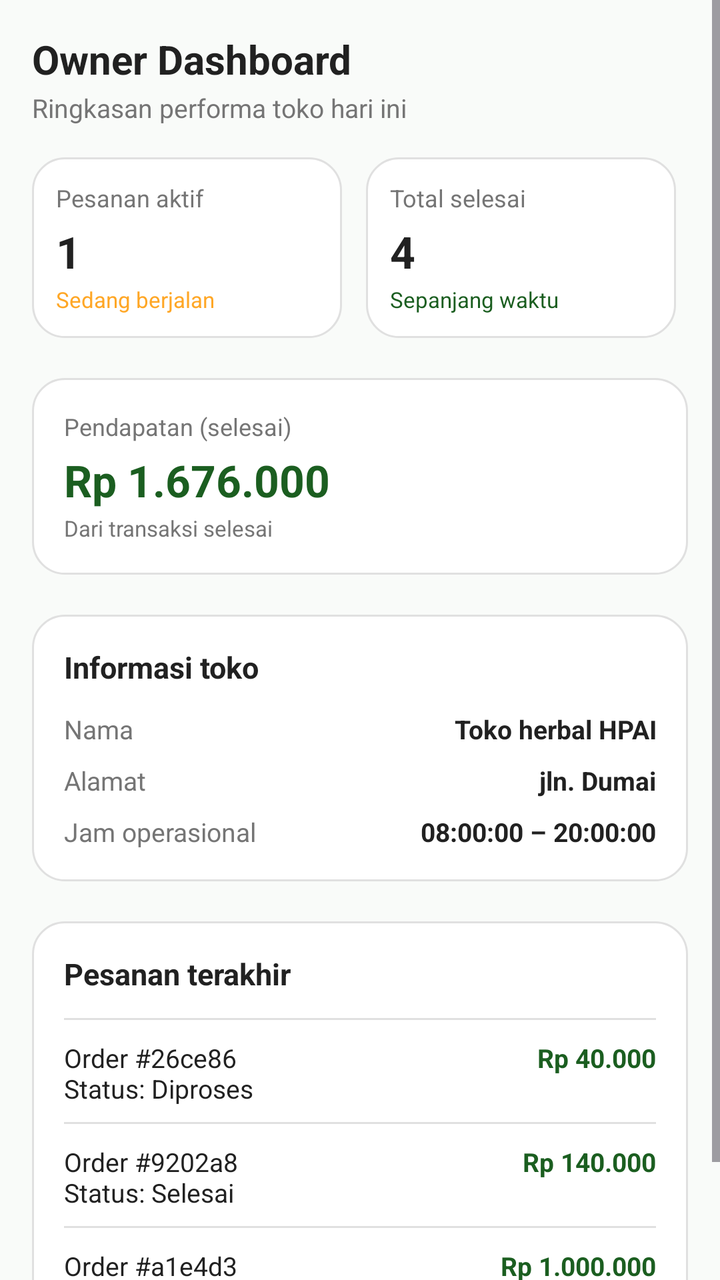
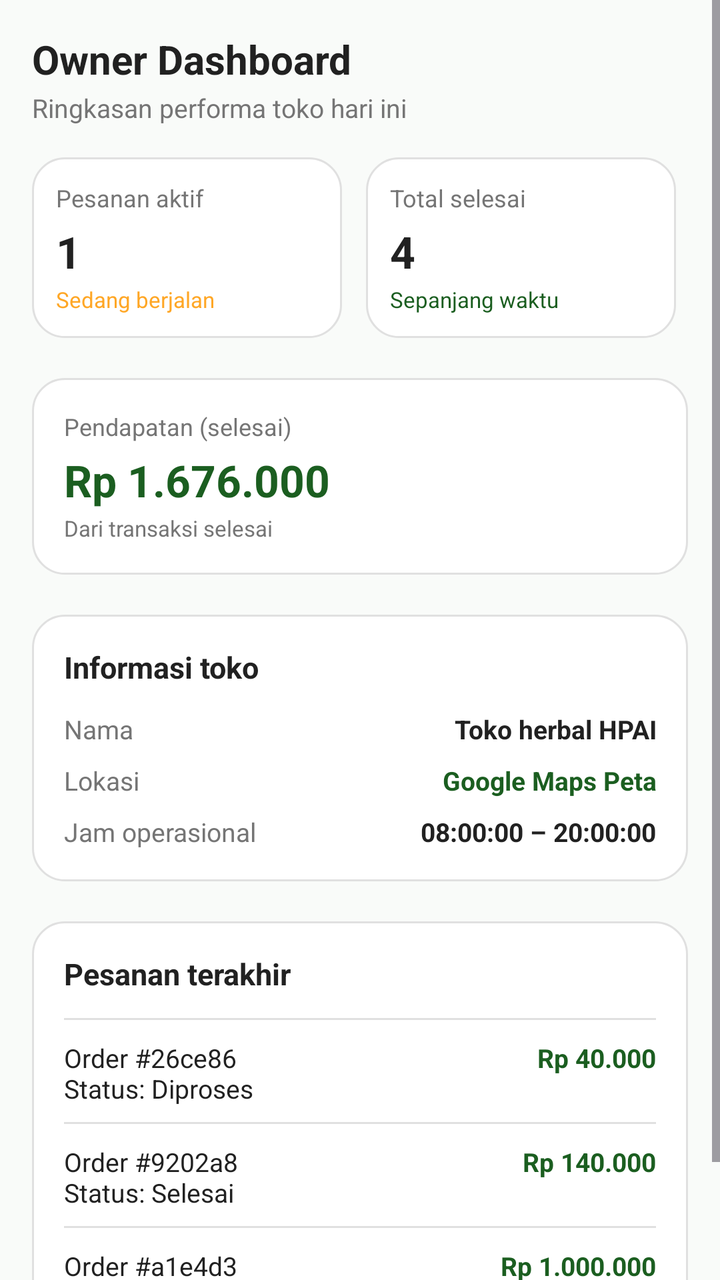

Screens rendered from an Android XML layout before and after an edit, with the pre-edit source and the edit as a unified diff.
<!-- AndroidManifest.xml: application theme Theme.Pertemuan3 -->
<!-- res/layout/fragment_owner_dashboard.xml -->
<?xml version="1.0" encoding="utf-8"?>
<ScrollView xmlns:android="http://schemas.android.com/apk/res/android"
    android:layout_width="match_parent"
    android:layout_height="match_parent"
    android:fillViewport="true"
    android:background="#F9FBF9">

    <LinearLayout
        android:layout_width="match_parent"
        android:layout_height="wrap_content"
        android:orientation="vertical"
        android:padding="16dp">

        <TextView
            android:layout_width="wrap_content"
            android:layout_height="wrap_content"
            android:text="Owner Dashboard"
            android:textSize="20sp"
            android:textStyle="bold"
            android:textColor="@color/simaju_text_primary"
            android:layout_marginBottom="2dp" />

        <TextView
            android:layout_width="wrap_content"
            android:layout_height="wrap_content"
            android:text="Ringkasan performa toko hari ini"
            android:textSize="13sp"
            android:textColor="@color/simaju_text_secondary"
            android:layout_marginBottom="16dp" />

        
        <LinearLayout
            android:layout_width="match_parent"
            android:layout_height="wrap_content"
            android:orientation="horizontal"
            android:layout_marginBottom="20dp">

            
            <LinearLayout
                android:layout_width="0dp"
                android:layout_height="wrap_content"
                android:layout_weight="1"
                android:background="@drawable/bg_tab_selected"
                android:orientation="vertical"
                android:padding="12dp"
                android:layout_marginEnd="6dp">

                <TextView
                    android:layout_width="wrap_content"
                    android:layout_height="wrap_content"
                    android:text="Pesanan aktif"
                    android:textSize="12sp"
                    android:textColor="@color/simaju_text_secondary"
                    android:layout_marginBottom="4dp" />

                <TextView
                    android:layout_width="wrap_content"
                    android:layout_height="wrap_content"
                    android:text="1"
                    android:textSize="22sp"
                    android:textStyle="bold"
                    android:textColor="@color/simaju_text_primary"
                    android:layout_marginBottom="2dp" />

                <TextView
                    android:layout_width="wrap_content"
                    android:layout_height="wrap_content"
                    android:text="Sedang berjalan"
                    android:textSize="11sp"
                    android:textColor="#FFA726" />
            </LinearLayout>

            
            <LinearLayout
                android:layout_width="0dp"
                android:layout_height="wrap_content"
                android:layout_weight="1"
                android:background="@drawable/bg_tab_selected"
                android:orientation="vertical"
                android:padding="12dp"
                android:layout_marginStart="6dp"
                android:layout_marginEnd="6dp">

                <TextView
                    android:layout_width="wrap_content"
                    android:layout_height="wrap_content"
                    android:text="Total selesai"
                    android:textSize="12sp"
                    android:textColor="@color/simaju_text_secondary"
                    android:layout_marginBottom="4dp" />

                <TextView
                    android:layout_width="wrap_content"
                    android:layout_height="wrap_content"
                    android:text="4"
                    android:textSize="22sp"
                    android:textStyle="bold"
                    android:textColor="@color/simaju_text_primary"
                    android:layout_marginBottom="2dp" />

                <TextView
                    android:layout_width="wrap_content"
                    android:layout_height="wrap_content"
                    android:text="Sepanjang waktu"
                    android:textSize="11sp"
                    android:textColor="@color/simaju_green" />
            </LinearLayout>
        </LinearLayout>

        
        <LinearLayout
            android:layout_width="match_parent"
            android:layout_height="wrap_content"
            android:background="@drawable/bg_tab_selected"
            android:orientation="vertical"
            android:padding="16dp"
            android:layout_marginBottom="20dp">

            <TextView
                android:layout_width="wrap_content"
                android:layout_height="wrap_content"
                android:text="Pendapatan (selesai)"
                android:textSize="12sp"
                android:textColor="@color/simaju_text_secondary"
                android:layout_marginBottom="4dp" />

            <TextView
                android:layout_width="wrap_content"
                android:layout_height="wrap_content"
                android:text="Rp 1.676.000"
                android:textSize="22sp"
                android:textStyle="bold"
                android:textColor="@color/simaju_green"
                android:layout_marginBottom="2dp" />

            <TextView
                android:layout_width="wrap_content"
                android:layout_height="wrap_content"
                android:text="Dari transaksi selesai"
                android:textSize="11sp"
                android:textColor="@color/simaju_text_secondary" />
        </LinearLayout>

        
        <LinearLayout
            android:layout_width="match_parent"
            android:layout_height="wrap_content"
            android:background="@drawable/bg_tab_selected"
            android:orientation="vertical"
            android:padding="16dp"
            android:layout_marginBottom="20dp">

            <TextView
                android:layout_width="wrap_content"
                android:layout_height="wrap_content"
                android:text="Informasi toko"
                android:textSize="15sp"
                android:textStyle="bold"
                android:textColor="@color/simaju_text_primary"
                android:layout_marginBottom="12dp" />

            <LinearLayout
                android:layout_width="match_parent"
                android:layout_height="wrap_content"
                android:orientation="horizontal"
                android:layout_marginBottom="8dp">

                <TextView
                    android:layout_width="100dp"
                    android:layout_height="wrap_content"
                    android:text="Nama"
                    android:textSize="13sp"
                    android:textColor="@color/simaju_text_secondary" />

                <TextView
                    android:layout_width="0dp"
                    android:layout_height="wrap_content"
                    android:layout_weight="1"
                    android:text="Toko herbal HPAI"
                    android:textSize="13sp"
                    android:textStyle="bold"
                    android:textColor="@color/simaju_text_primary"
                    android:gravity="end" />
            </LinearLayout>

            <LinearLayout
                android:layout_width="match_parent"
                android:layout_height="wrap_content"
                android:orientation="horizontal"
                android:layout_marginBottom="8dp">

                <TextView
                    android:layout_width="100dp"
                    android:layout_height="wrap_content"
                    android:text="Alamat"
                    android:textSize="13sp"
                    android:textColor="@color/simaju_text_secondary" />

                <TextView
                    android:layout_width="0dp"
                    android:layout_height="wrap_content"
                    android:layout_weight="1"
                    android:text="jln. Dumai"
                    android:textSize="13sp"
                    android:textStyle="bold"
                    android:textColor="@color/simaju_text_primary"
                    android:gravity="end" />
            </LinearLayout>

            <LinearLayout
                android:layout_width="match_parent"
                android:layout_height="wrap_content"
                android:orientation="horizontal">

                <TextView
                    android:layout_width="100dp"
                    android:layout_height="wrap_content"
                    android:text="Jam operasional"
                    android:textSize="13sp"
                    android:textColor="@color/simaju_text_secondary" />

                <TextView
                    android:layout_width="0dp"
                    android:layout_height="wrap_content"
                    android:layout_weight="1"
                    android:text="08:00:00 – 20:00:00"
                    android:textSize="13sp"
                    android:textStyle="bold"
                    android:textColor="@color/simaju_text_primary"
                    android:gravity="end" />
            </LinearLayout>
        </LinearLayout>

        
        <LinearLayout
            android:layout_width="match_parent"
            android:layout_height="wrap_content"
            android:background="@drawable/bg_tab_selected"
            android:orientation="vertical"
            android:padding="16dp"
            android:layout_marginBottom="16dp">

            <TextView
                android:layout_width="wrap_content"
                android:layout_height="wrap_content"
                android:text="Pesanan terakhir"
                android:textSize="15sp"
                android:textStyle="bold"
                android:textColor="@color/simaju_text_primary"
                android:layout_marginBottom="12dp" />

            <View android:layout_width="match_parent" android:layout_height="1dp" android:background="#E0E0E0" android:layout_marginBottom="10dp"/>

            <LinearLayout android:layout_width="match_parent" android:layout_height="wrap_content" android:orientation="horizontal" android:layout_marginBottom="8dp">
                <TextView android:layout_width="0dp" android:layout_height="wrap_content" android:layout_weight="1" android:text="Order #26ce86\nStatus: Diproses" android:textSize="13sp" android:textColor="@color/simaju_text_primary"/>
                <TextView android:layout_width="wrap_content" android:layout_height="wrap_content" android:text="Rp 40.000" android:textSize="13sp" android:textStyle="bold" android:textColor="@color/simaju_green"/>
            </LinearLayout>

            <View android:layout_width="match_parent" android:layout_height="1dp" android:background="#E0E0E0" android:layout_marginBottom="10dp"/>

            <LinearLayout android:layout_width="match_parent" android:layout_height="wrap_content" android:orientation="horizontal" android:layout_marginBottom="8dp">
                <TextView android:layout_width="0dp" android:layout_height="wrap_content" android:layout_weight="1" android:text="Order #9202a8\nStatus: Selesai" android:textSize="13sp" android:textColor="@color/simaju_text_primary"/>
                <TextView android:layout_width="wrap_content" android:layout_height="wrap_content" android:text="Rp 140.000" android:textSize="13sp" android:textStyle="bold" android:textColor="@color/simaju_green"/>
            </LinearLayout>

            <View android:layout_width="match_parent" android:layout_height="1dp" android:background="#E0E0E0" android:layout_marginBottom="10dp"/>

            <LinearLayout android:layout_width="match_parent" android:layout_height="wrap_content" android:orientation="horizontal">
                <TextView android:layout_width="0dp" android:layout_height="wrap_content" android:layout_weight="1" android:text="Order #a1e4d3\nStatus: Selesai" android:textSize="13sp" android:textColor="@color/simaju_text_primary"/>
                <TextView android:layout_width="wrap_content" android:layout_height="wrap_content" android:text="Rp 1.000.000" android:textSize="13sp" android:textStyle="bold" android:textColor="@color/simaju_green"/>
            </LinearLayout>
        </LinearLayout>

    </LinearLayout>
</ScrollView>
<!-- resources referenced by this layout -->
<resources>
  <color name="simaju_green">#1B5E20</color>
  <color name="simaju_text_primary">#212121</color>
  <color name="simaju_text_secondary">#757575</color>
  <!-- drawable bg_tab_selected (drawable) -->
  <?xml version="1.0" encoding="utf-8"?>
  <shape xmlns:android="http://schemas.android.com/apk/res/android"
      android:shape="rectangle">
      <solid android:color="@color/white" />
      <corners android:radius="16dp" />
      <stroke
          android:width="1dp"
          android:color="#E0E0E0" />
  </shape>
  <style name="Theme.Pertemuan3" parent="Base.Theme.Pertemuan3" />
  <color name="white">#FFFFFFFF</color>
  <style name="Base.Theme.Pertemuan3" parent="Theme.Material3.DayNight.NoActionBar">
          
          
      </style>
</resources>

<!-- the commit's change to res/layout/fragment_owner_dashboard.xml (unified diff, before → after) -->
@@ -192,7 +192,7 @@
                 <TextView
                     android:layout_width="100dp"
                     android:layout_height="wrap_content"
-                    android:text="Alamat"
+                    android:text="Lokasi"
                     android:textSize="13sp"
                     android:textColor="@color/simaju_text_secondary" />
 
@@ -200,10 +200,10 @@
                     android:layout_width="0dp"
                     android:layout_height="wrap_content"
                     android:layout_weight="1"
-                    android:text="jln. Dumai"
-                    android:textSize="13sp"
-                    android:textStyle="bold"
-                    android:textColor="@color/simaju_text_primary"
+                    android:text="Google Maps Peta"
+                    android:textSize="13sp"
+                    android:textStyle="bold"
+                    android:textColor="@color/simaju_green"
                     android:gravity="end" />
             </LinearLayout>
 
